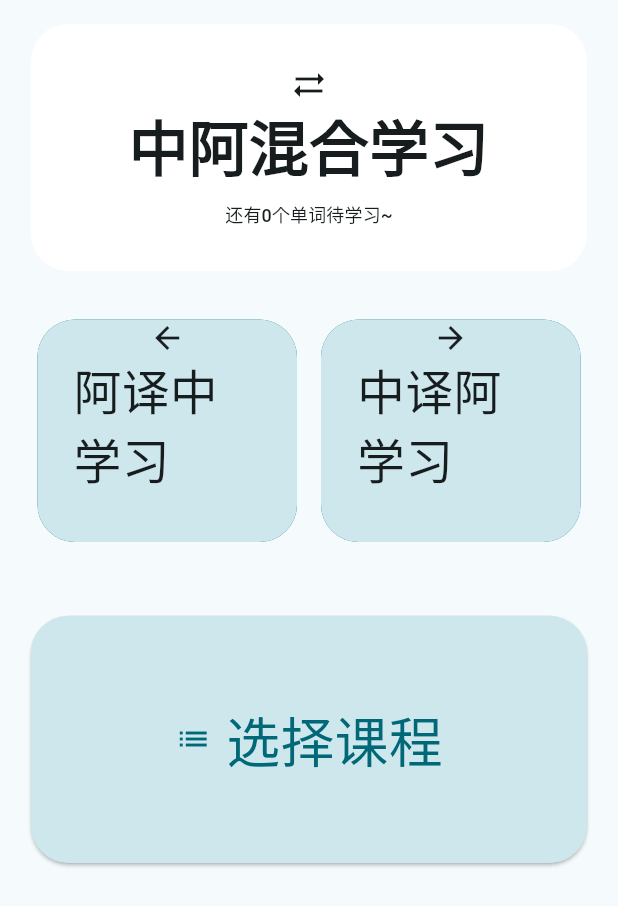
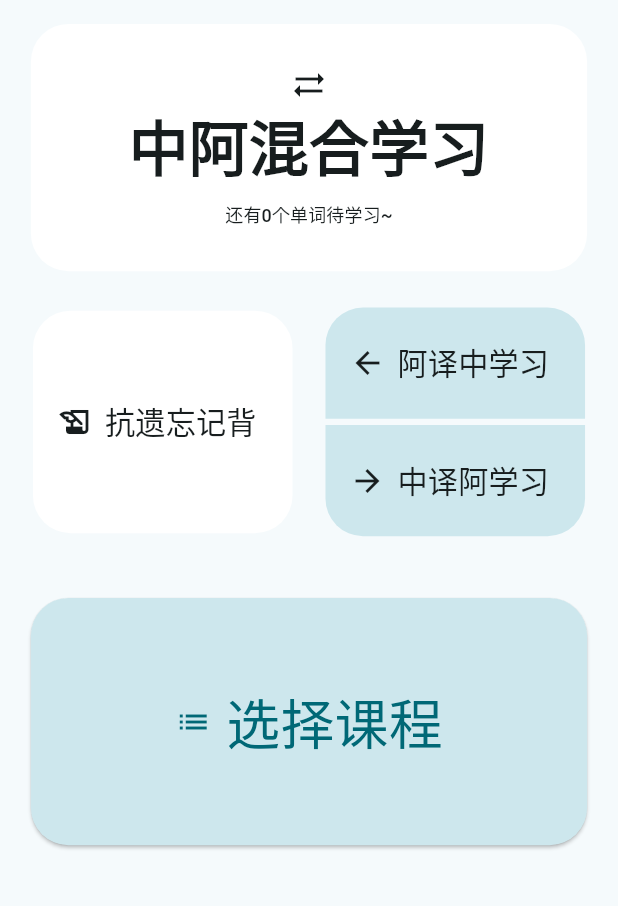
Before and after one commit to OctagonalStar/arabic_learning, a Flutter app: the LearningPage widget shown alone on an empty page, opened directly, on a phone screen of 412 x 824 dp. Shown: the top 906 px of the screen. Run offline on Flutter 3.47's test engine with Material 3 defaults, Android fonts, the light colour scheme and no system bars; our stand-ins replace convex_bottom_bar, file_picker, flutter_tts, google_fonts, just_audio, shared_preferences; missing offline and left inert: window_manager; accounts and stored records are empty.

Commit message:
add antForget UI
Signed-off-by: OctagonalStar <76486554+OctagonalStar@users.noreply.github.com>

```diff
--- a/lib/learning_page.dart
+++ b/lib/learning_page.dart
@@ -109,24 +109,39 @@ class LearningPage extends StatelessWidget {
           ),
           SizedBox(height: mediaQuery.size.height * 0.01),
           Row(
-            mainAxisAlignment: MainAxisAlignment.center,
+            mainAxisAlignment: MainAxisAlignment.spaceEvenly,
             children: [
-              Container(
-                width: mediaQuery.size.width * 0.42,
-                height: mediaQuery.size.height * 0.18,
-                margin: EdgeInsets.all(8.0),
-                decoration: BoxDecoration(
-                  color: Theme.of(context).colorScheme.primary,
+              ElevatedButton.icon(
+                style: ElevatedButton.styleFrom(
+                  backgroundColor: Theme.of(context).colorScheme.onPrimary,
+                  foregroundColor: Theme.of(context).colorScheme.onSurface,
+                  shadowColor: Colors.transparent,
+                  fixedSize: Size(mediaQuery.size.width * 0.42, mediaQuery.size.height * 0.18),
+                  shape: RoundedRectangleBorder(
                     borderRadius: StaticsVar.br,
                   ),
-                child: ElevatedButton(
+                ),
+                onPressed: (){
+                  // TODO: to ant-forget page
+                  Navigator.push(
+                    context,
+                    MaterialPageRoute(
+                      builder: (context) => InDevelopingPage()
+                    )
+                  );
+                },
+                icon: Icon(Icons.history_edu, size: 24.0),
+                label: FittedBox(fit: BoxFit.fitWidth ,child: Text("抗遗忘记背", style: TextStyle(fontSize: 32.0))),
+              ),
+              Column(
+                children: [
+                  ElevatedButton.icon(
                     style: ElevatedButton.styleFrom(
                       backgroundColor: Theme.of(context).colorScheme.secondaryContainer,
                       foregroundColor: Theme.of(context).colorScheme.onSurface,
                       shadowColor: Colors.transparent,
-                    shape: RoundedRectangleBorder(
-                      borderRadius: StaticsVar.br,
-                    ),
+                      fixedSize: Size(mediaQuery.size.width * 0.42, mediaQuery.size.height * 0.09),
+                      shape: RoundedRectangleBorder(borderRadius: BorderRadiusGeometry.vertical(top: Radius.circular(25.0))),
                     ),
                     onPressed: () {
                       // TODO: to arabic learning page
@@ -137,34 +152,20 @@ class LearningPage extends StatelessWidget {
                         )
                       );
                     },
-                  child: Column(
-                    children: [
-                      Icon(Icons.arrow_back, size: 24.0),
-                      Text("阿译中学习", style: TextStyle(fontSize: 32.0)),
-                      SizedBox(height: mediaQuery.size.height * 0.01),
-                    ],
+                    icon: Icon(Icons.arrow_back, size: 24.0),
+                    label: FittedBox(fit: BoxFit.fitWidth ,child: Text("阿译中学习", style: TextStyle(fontSize: 32.0))),
                   ),
-                ),
-              ),
-              Container(
-                width: mediaQuery.size.width * 0.42,
-                height: mediaQuery.size.height * 0.18,
-                margin: EdgeInsets.all(8.0),
-                decoration: BoxDecoration(
-                  color: Theme.of(context).colorScheme.primary,
-                  borderRadius: StaticsVar.br,
-                ),
-                child: ElevatedButton(
+                  SizedBox(height: mediaQuery.size.height * 0.005),
+                  ElevatedButton.icon(
                     style: ElevatedButton.styleFrom(
                       backgroundColor: Theme.of(context).colorScheme.secondaryContainer,
                       foregroundColor: Theme.of(context).colorScheme.onSurface,
                       shadowColor: Colors.transparent,
-                    shape: RoundedRectangleBorder(
-                      borderRadius: StaticsVar.br,
-                    ),
+                      fixedSize: Size(mediaQuery.size.width * 0.42, mediaQuery.size.height * 0.09),
+                      shape: RoundedRectangleBorder(borderRadius: BorderRadiusGeometry.vertical(bottom: Radius.circular(25.0))),
                     ),
                     onPressed: () {
-                    // TODO: to chinese learning page
+                      // TODO: to arabic learning page
                       Navigator.push(
                         context,
                         MaterialPageRoute(
@@ -172,15 +173,12 @@ class LearningPage extends StatelessWidget {
                         )
                       );
                     },
-                  child: Column(
-                    children: [
-                      Icon(Icons.arrow_forward, size: 24.0),
-                      Text("中译阿学习", style: TextStyle(fontSize: 32.0)),
-                      SizedBox(height: mediaQuery.size.height * 0.01),
+                    icon: Icon(Icons.arrow_forward, size: 24.0),
+                    label: FittedBox(fit: BoxFit.fitWidth ,child: Text("中译阿学习", style: TextStyle(fontSize: 32.0))),
+                  ),
                 ],
               ),
-                )
-              )
+
             ]
           ),
           SizedBox(height: mediaQuery.size.height * 0.05),
@@ -274,7 +272,7 @@ class _MixLearningPageState extends State<MixLearningPage> {
               child: TweenAnimationBuilder<double>(
                 tween: Tween<double>(
                   begin: 0.00,
-                  end: context.read<PageCounterModel>().currentPage / total,
+                  end: context.read<PageCounterModel>().currentPage / (total - 1),
                 ),
                 duration: const Duration(milliseconds: 500),
                 curve: StaticsVar.curve,
@@ -293,7 +291,7 @@ class _MixLearningPageState extends State<MixLearningPage> {
             SizedBox(
               width: mediaQuery.size.width * 0.05,
               child: FittedBox(
-                fit: BoxFit.scaleDown,
+                fit: BoxFit.fitWidth,
                 child: Column(
                   mainAxisAlignment: MainAxisAlignment.center,
                   crossAxisAlignment: CrossAxisAlignment.start,
```
Lines whose indentation alone changed are shown as unchanged.
